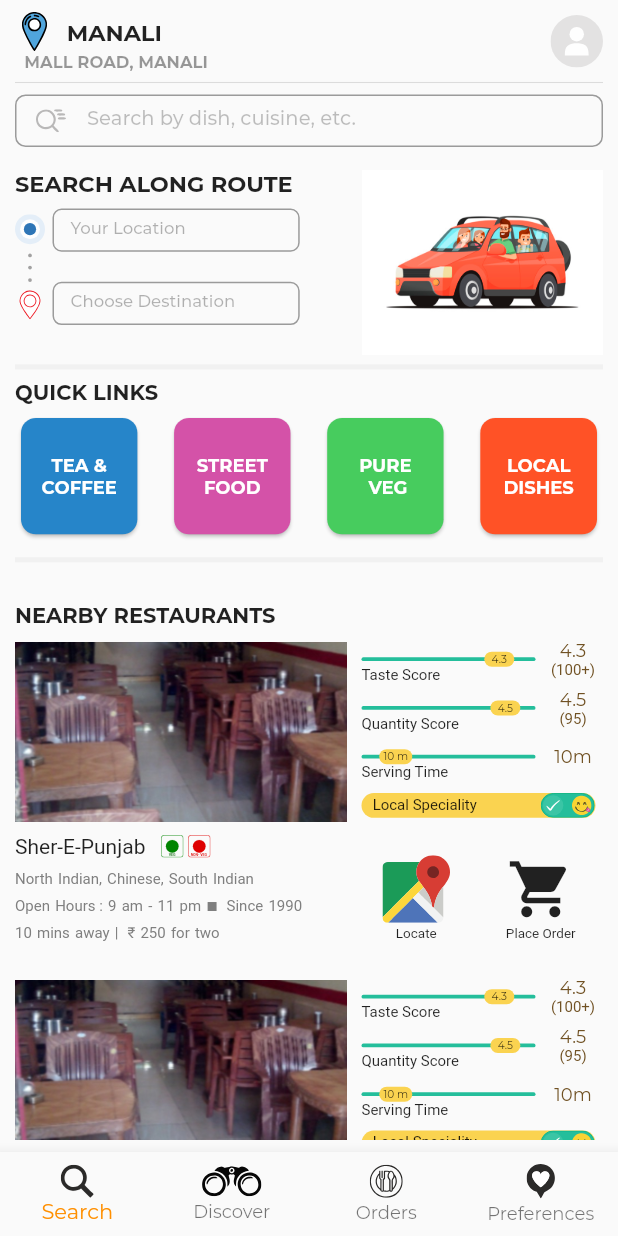
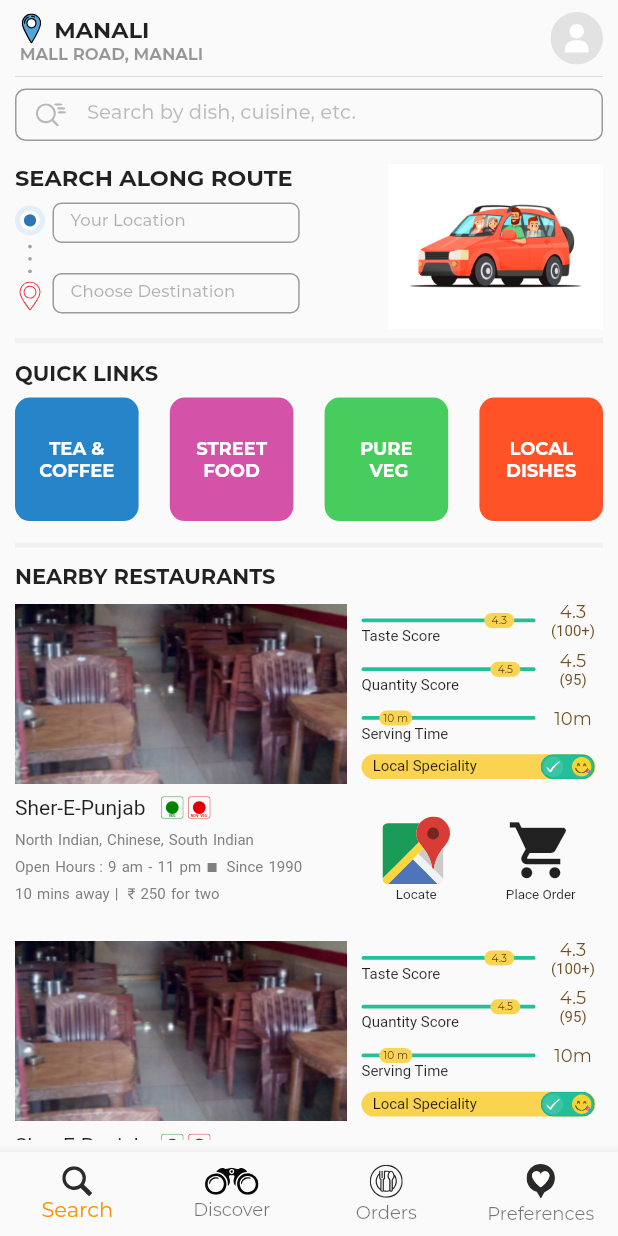
Before and after one commit to TekinaTawar/ScanF, a Flutter app: the LandingPage screen opened directly, on a phone screen of 412 x 824 dp. Run offline on Flutter 3.47's test engine with Material 2 defaults, Android fonts, the phone set to English and light mode, and no system bars; our stand-ins replace flutter_svg; Roboto replaces fonts that are missing (Montserrat-Medium, Montserrat-SemiBold); project files that could hold a hidden picture were left out.

Commit message:
onboard and landing

```diff
--- a/lib/screens/HomeScreens/landing_page.dart
+++ b/lib/screens/HomeScreens/landing_page.dart
@@ -11,13 +11,13 @@ class LandingPage extends StatefulWidget {
 class _LandingPageState extends State<LandingPage> {
   @override
   Widget build(BuildContext context) {
-    double cardWidth = MediaQuery.of(context).size.width * 0.232;
+    double cardWidth = MediaQuery.of(context).size.width * 0.2;
     return Scaffold(
       bottomNavigationBar: BottomNavigationBar(
         type: BottomNavigationBarType.fixed,
         items: <BottomNavigationBarItem>[
           BottomNavigationBarItem(
-            icon: SvgPicture.asset("assets/images/search.svg", height: 22),
+            icon: SvgPicture.asset("assets/images/search.svg", height: 20),
             title: Text(
               'Search',
               style: TextStyle(
@@ -28,7 +28,7 @@ class _LandingPageState extends State<LandingPage> {
             ),
           ),
           BottomNavigationBarItem(
-            icon: SvgPicture.asset("assets/images/durbin.svg", height: 20),
+            icon: SvgPicture.asset("assets/images/durbin.svg", height: 18),
             title: Text(
               'Discover',
               style: TextStyle(
@@ -83,18 +83,18 @@ class _LandingPageState extends State<LandingPage> {
                           children: <Widget>[
                             SvgPicture.asset(
                               "assets/images/location.svg",
-                              height: 26,
-                              width: 26,
+                              height: 20,
+                              width: 22,
                             ),
                             Text(
-                              "  MANALI",
+                              " MANALI",
                               style: TextStyle(
                                   fontSize: 15, fontWeight: FontWeight.bold),
                             ),
                           ],
                         ),
                         Text(
-                          "  MALL ROAD, MANALI",
+                          " MALL ROAD, MANALI",
                           style: TextStyle(
                             fontSize: 11,
                             fontWeight: FontWeight.bold,
@@ -145,7 +145,8 @@ class _LandingPageState extends State<LandingPage> {
                 ),
                 Container(
                   // color: Colors.amber,
-                  height: MediaQuery.of(context).size.height * 0.15,
+                  // height: MediaQuery.of(context).size.height * 0.15,
+                  height:110,
 
                   child: Row(
                     mainAxisAlignment: MainAxisAlignment.spaceBetween,
@@ -174,8 +175,9 @@ class _LandingPageState extends State<LandingPage> {
                                     // color:Colors.blue,
                                     margin:
                                         EdgeInsets.only(bottom: 10, left: 5),
-                                    height: MediaQuery.of(context).size.height *
-                                        0.035,
+                                    // height: MediaQuery.of(context).size.height *
+                                    //     0.035,
+                                    height:27,
                                     width:
                                         MediaQuery.of(context).size.width * .4,
                                     child: TextFormField(
@@ -204,8 +206,9 @@ class _LandingPageState extends State<LandingPage> {
                                   Container(
                                     // color:Colors.blue,
                                     margin: EdgeInsets.only(top: 10, left: 5),
-                                    height: MediaQuery.of(context).size.height *
-                                        0.035,
+                                    // height: MediaQuery.of(context).size.height *
+                                    //     0.035,
+                                    height:27,
                                     width:
                                         MediaQuery.of(context).size.width * .4,
                                     child: TextFormField(
@@ -240,6 +243,7 @@ class _LandingPageState extends State<LandingPage> {
                       Image.asset(
                         "assets/images/car.jpg",
                         alignment: Alignment.bottomCenter,
+
                       ),
                     ],
                   ),
@@ -248,7 +252,9 @@ class _LandingPageState extends State<LandingPage> {
                   thickness: 3.5,
                   color: Color.fromRGBO(128, 128, 128, 0.07),
                 ),
-                Align(
+                Padding(
+                  padding: const EdgeInsets.only(bottom: 8.0,top:5),
+                  child: Align(
                     child: Text(
                       "QUICK LINKS",
                       style: TextStyle(
@@ -257,19 +263,14 @@ class _LandingPageState extends State<LandingPage> {
                     ),
                     alignment: Alignment.centerLeft,
                   ),
+                ),
                 Container(
-                  // height: MediaQuery.of(context).size.height * 0.115,
-                  // margin: EdgeInsets.all(8),
-
-                  // color:Colors.amber,
                   child: Row(
                     mainAxisAlignment: MainAxisAlignment.spaceBetween,
                     children: <Widget>[
                       Container(
-                        padding: EdgeInsets.only(top: 5, bottom: 5, right: 5),
                         height: cardWidth,
-                        width: cardWidth - 5,
-                        child: Card(
+                        width: cardWidth,
                         child: Align(
                           alignment: Alignment.center,
                           child: InkWell(
@@ -288,17 +289,14 @@ class _LandingPageState extends State<LandingPage> {
                             ),
                           ),
                         ),
+                        decoration: BoxDecoration(
+                          borderRadius: BorderRadius.circular(10),
                           color: Color(0xff2685C9),
-                          shape: RoundedRectangleBorder(
-                            borderRadius: BorderRadius.circular(10),
-                          ),
                         ),
                       ),
                       Container(
-                        padding: EdgeInsets.all(5),
                         height: cardWidth,
                         width: cardWidth,
-                        child: Card(
                         child: Align(
                           alignment: Alignment.center,
                           child: InkWell(
@@ -317,21 +315,17 @@ class _LandingPageState extends State<LandingPage> {
                             ),
                           ),
                         ),
+                        decoration: BoxDecoration(
                           color: Color(0xffD452A8),
-                          shape: RoundedRectangleBorder(
                           borderRadius: BorderRadius.circular(10),
                         ),
                       ),
-                      ),
+
+
+
                       Container(
-                        padding: EdgeInsets.all(5),
                         height: cardWidth,
                         width: cardWidth,
-                        decoration: BoxDecoration(
-                          borderRadius: BorderRadius.circular(10),
-                          // color: Colors.deepOrangeAccent,
-                        ),
-                        child: Card(
                         child: Align(
                           alignment: Alignment.center,
                           child: InkWell(
@@ -350,17 +344,17 @@ class _LandingPageState extends State<LandingPage> {
                             ),
                           ),
                         ),
+                        decoration: BoxDecoration(
+                          borderRadius: BorderRadius.circular(10),
                           color: Color(0xff47CC5E),
-                          shape: RoundedRectangleBorder(
-                            borderRadius: BorderRadius.circular(10),
                         ),
                       ),
-                      ),
+
+
+
                          Container(
-                        padding: EdgeInsets.only(top: 5, bottom: 5, left: 5),
                            height: cardWidth,
-                        width: cardWidth * 0.95,
-                        child: Card(
+                        width: cardWidth,
                           child: Align(
                             alignment: Alignment.center,
                             child: InkWell(
@@ -379,23 +373,28 @@ class _LandingPageState extends State<LandingPage> {
                               ),
                             ),
                           ),
+                          decoration: BoxDecoration(
+                          borderRadius: BorderRadius.circular(10),
                           color: Color(0xffFF5226),
-                          shape: RoundedRectangleBorder(
-                            borderRadius: BorderRadius.circular(10),
                         ),
+
+
                         ),
-                      ),
+
                     ],
                   ),
                 ),
-                Divider(
+                Padding(
+                  padding: const EdgeInsets.only(top:8,bottom:4),
+                  child: Divider(
                     thickness: 3.5,
                     color: Color.fromRGBO(128, 128, 128, 0.07),
+                  ),
                 ),
                 Align(
                   alignment: Alignment.centerLeft,
                   child: Padding(
-                    padding: const EdgeInsets.only(top: 20.0),
+                    padding: const EdgeInsets.only(top: 0.0),
                     child: Text(
                       "NEARBY RESTAURANTS",
                       style: TextStyle(
@@ -552,7 +551,9 @@ class _LandingPageState extends State<LandingPage> {
                                               ),
                                               Container(
                                                 margin: EdgeInsets.only(
-                                                    left: 4.5 / 5 * ((MediaQuery.of(context)
+                                                    left: 4.5 /
+                                                        5 *
+                                                        ((MediaQuery.of(context)
                                                                     .size
                                                                     .width *
                                                                 0.5) -
@@ -601,7 +602,8 @@ class _LandingPageState extends State<LandingPage> {
                                                 Text(
                                                   '(95)',
                                                   style: TextStyle(
-                                                fontFamily: "Montserrat-Medium",
+                                                    fontFamily:
+                                                        "Montserrat-Medium",
                                                     fontSize: 10,
                                                     color: Color(0xff705123),
                                                   ),
@@ -638,7 +640,9 @@ class _LandingPageState extends State<LandingPage> {
                                               ),
                                               Container(
                                                 margin: EdgeInsets.only(
-                                                    left: 10 / 60 * ((MediaQuery.of(context)
+                                                    left: 10 /
+                                                        60 *
+                                                        ((MediaQuery.of(context)
                                                                     .size
                                                                     .width *
                                                                 0.5) -
@@ -860,7 +864,6 @@ class _LandingPageState extends State<LandingPage> {
                     ],
                   ),
                 ),
-
                 Container(
                   margin: EdgeInsets.symmetric(vertical: 5),
                   height: 215,
@@ -1009,7 +1012,9 @@ class _LandingPageState extends State<LandingPage> {
                                               ),
                                               Container(
                                                 margin: EdgeInsets.only(
-                                                    left: 4.5 / 5 * ((MediaQuery.of(context)
+                                                    left: 4.5 /
+                                                        5 *
+                                                        ((MediaQuery.of(context)
                                                                     .size
                                                                     .width *
                                                                 0.5) -
@@ -1058,7 +1063,8 @@ class _LandingPageState extends State<LandingPage> {
                                                 Text(
                                                   '(95)',
                                                   style: TextStyle(
-                                                fontFamily: "Montserrat-Medium",
+                                                    fontFamily:
+                                                        "Montserrat-Medium",
                                                     fontSize: 10,
                                                     color: Color(0xff705123),
                                                   ),
@@ -1095,7 +1101,9 @@ class _LandingPageState extends State<LandingPage> {
                                               ),
                                               Container(
                                                 margin: EdgeInsets.only(
-                                                    left: 10 / 60 * ((MediaQuery.of(context)
+                                                    left: 10 /
+                                                        60 *
+                                                        ((MediaQuery.of(context)
                                                                     .size
                                                                     .width *
                                                                 0.5) -
--- a/lib/screens/onboard.dart
+++ b/lib/screens/onboard.dart
@@ -1,5 +1,6 @@
 import 'package:flutter/material.dart';
 import './login.dart';
+import 'package:flutter_svg/flutter_svg.dart';
 class OnBoard extends StatefulWidget {
   OnBoard({Key key}) : super(key: key);
 
@@ -85,19 +86,30 @@ class _OnBoardState extends State<OnBoard> {
                   },
                   children: <Widget>[
                     Container(
-                      child: Image.asset(
-                        "assets/images/clipart-happy-traveller-9-transparent.png",
-                        cacheHeight: 300,
-                        // filterQuality: FilterQuality.high,
+                      child: Stack(
+                        children: <Widget>[
+                          SvgPicture.asset(
+                            "assets/images/betterBack.svg",
+                            // cacheHeight: 300,
+                            // filterQuality: FilterQuality.high,
+                          ),
+                          SvgPicture.asset(
+                            "assets/images/ladkaLadki.svg",
+                            // height:250,
+                            // cacheHeight: 300,
+                            // filterQuality: FilterQuality.high,
+                          ),
+
+                        ],
                       ),
                     ),
                     Container(
                       // color: Colors.green,
-                      child: Image.asset(
-                        "assets/images/road.png",
-                        cacheHeight: 500,
-                        cacheWidth: 500,
-                      ),
+                      child: SvgPicture.asset(
+                            "assets/images/searchAlong.svg",
+                            // cacheHeight: 300,
+                            // filterQuality: FilterQuality.high,
+                          ),
                     ),
                     Container(
                       // color: Colors.blue,
@@ -108,7 +120,12 @@ class _OnBoardState extends State<OnBoard> {
                       ),
                     ),
                     Container(
-                      color: Colors.yellow,
+                      child:SvgPicture.asset(
+                            "assets/images/loc.svg",
+                            // cacheHeight: 300,
+                            // filterQuality: FilterQuality.high,
+                          ),
+                      // color: Colors.yellow,
                     ),
                   ],
                 ),
--- a/pubspec.yaml
+++ b/pubspec.yaml
@@ -73,6 +73,12 @@ flutter:
     - assets/images/veg.svg
     - assets/images/car.jpg
     - assets/images/sherpunjab.jpeg
+    - assets/images/Background1.svg
+    - assets/images/ladkaLadki.svg
+    - assets/images/Searchalongroute.svg
+    - assets/images/betterBack.svg
+    - assets/images/searchAlong.svg
+    - assets/images/loc.svg
 
 
 
```
Also changed, not shown: assets/images/Background1.svg (added), assets/images/Searchalongroute.svg (added), assets/images/betterBack.svg (added), assets/images/ladkaLadki.svg (added), assets/images/loc.svg (added), assets/images/searchAlong.svg (added). Lines whose indentation alone changed are shown as unchanged.
